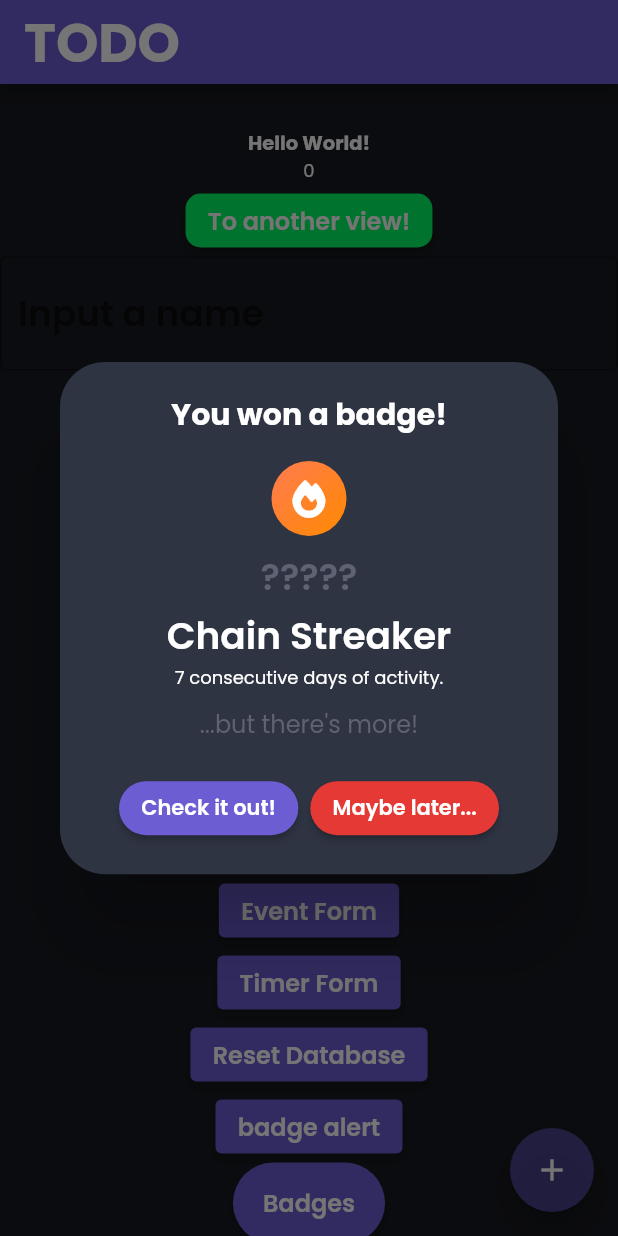
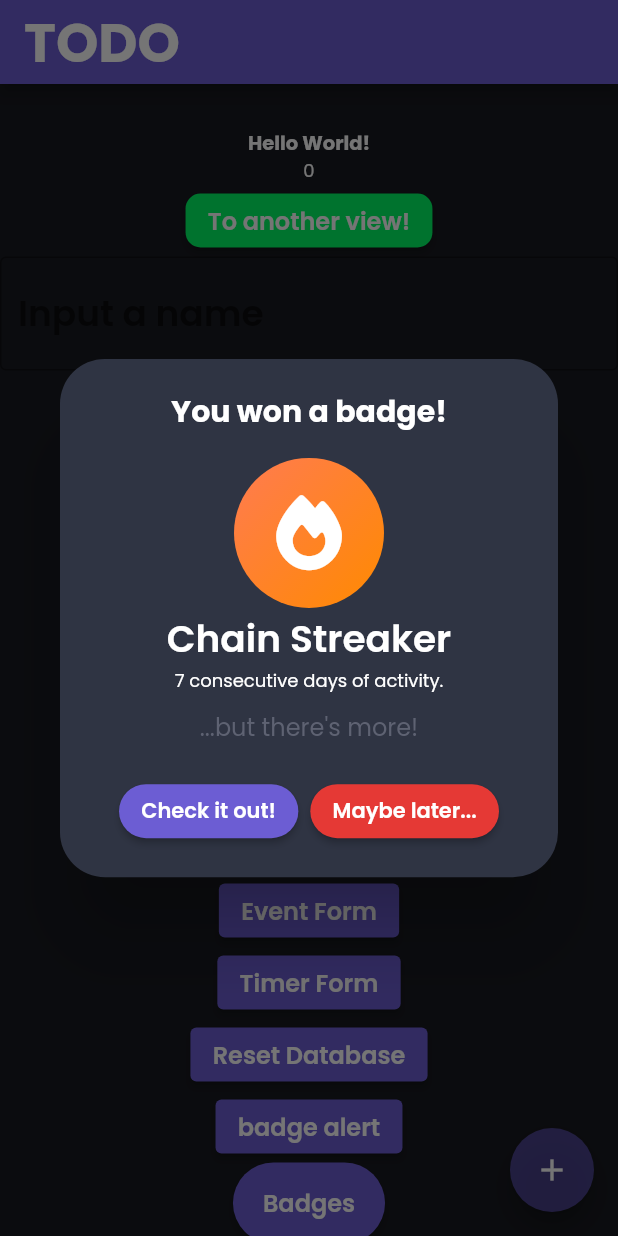
Before and after one commit to DreFlo/lgp-2223-sc1, a Flutter app: the HomePage screen opened directly, after a tap on "badge alert", on a phone screen of 412 x 824 dp. Run offline on Flutter 3.47's test engine with Material 2 defaults, Android fonts, the phone set to English and light mode, and no system bars; our stand-ins replace calendar_view, carousel_slider, floor, flutter_local_notifications, flutter_native_timezone, flutter_svg and 8 more; missing offline and left inert: books_finder, emojis, flutter_picker, notification_permissions, tmdb_api; accounts and stored records are empty; generated files the repository leaves out were written again.

Commit message:
Fix badge alert.

```diff
--- a/src/lib/widgets/gamification/badge_widget.dart
+++ b/src/lib/widgets/gamification/badge_widget.dart
@@ -1,5 +1,7 @@
 import 'package:flutter/material.dart';
 import 'package:icons_plus/icons_plus.dart';
+import 'package:src/pages/gamification/badge_alert.dart';
+import 'package:src/pages/gamification/badge_info_alert.dart';
 import 'package:src/themes/colors.dart';
 import 'package:flutter_gen/gen_l10n/app_localizations.dart';
 
@@ -8,8 +10,10 @@ class BadgeWidget extends StatefulWidget {
   final String description;
   final List<String> colors;
   final String icon;
+  final String fact;
   final bool isUnlocked;
   final bool showTitle;
+  final bool onBadgePage;
 
   const BadgeWidget(
       {Key? key,
@@ -17,6 +21,8 @@ class BadgeWidget extends StatefulWidget {
       required this.description,
       required this.colors,
       required this.icon,
+      required this.fact,
+      this.onBadgePage = false,
       this.isUnlocked = true,
       this.showTitle = false})
       : super(key: key);
@@ -53,10 +59,13 @@ class _BadgeWidgetState extends State<BadgeWidget>
 
   @override
   Widget build(BuildContext context) {
-    return Column(children: [
-      widget.isUnlocked ? Container(
-          height: 50,
-          width: 50,
+    return Wrap(
+      alignment: WrapAlignment.center,
+      children: [
+      widget.isUnlocked
+          ? Container(
+              height: (widget.onBadgePage ? 50 : 100),
+              width: (widget.onBadgePage ? 50 : 100),
               decoration: BoxDecoration(
                   gradient: LinearGradient(
                       colors: getColors(),
@@ -64,10 +73,10 @@ class _BadgeWidgetState extends State<BadgeWidget>
                       end: Alignment.bottomRight),
                   shape: BoxShape.circle,
                   color: Colors.white),
-          child: Icon(eval(widget.icon), size: 25, color: Colors.white)) :
-      Container(
-          height: 50,
-          width: 50,
+              child: Icon(eval(widget.icon), size: (widget.onBadgePage ? 25 : 50), color: Colors.white))
+          : Container(
+              height: (widget.onBadgePage ? 50 : 100),
+              width: (widget.onBadgePage ? 50 : 100),
               decoration: BoxDecoration(
                   gradient: LinearGradient(
                       colors: [Colors.blueGrey[700]!, Colors.blueGrey[900]!],
@@ -75,13 +84,30 @@ class _BadgeWidgetState extends State<BadgeWidget>
                       end: Alignment.bottomRight),
                   shape: BoxShape.circle,
                   color: Colors.white),
-          child: Opacity(opacity: 0.45,
-          child: ShaderMask(shaderCallback: (Rect bounds) => const LinearGradient(colors: [grayText, Colors.blueGrey]).createShader(bounds),
-          child: Icon(eval(widget.icon), size: 25, color: Colors.white)))),
+              child: Opacity(
+                  opacity: 0.45,
+                  child: ShaderMask(
+                      shaderCallback: (Rect bounds) => const LinearGradient(
+                              colors: [grayText, Colors.blueGrey])
+                          .createShader(bounds),
+                      child: Icon(eval(widget.icon),
+                          size: (widget.onBadgePage ? 25 : 50), color: Colors.white)))),
       const Divider(height: 10, color: Colors.transparent),
-      widget.showTitle && widget.isUnlocked
-          ? Row(children: [Expanded(child: Text(widget.title.split('\n')[0], textAlign: TextAlign.center, style: const TextStyle(fontWeight: FontWeight.w600, color: Colors.white)))])
-          : Row(children: [Expanded(child: Text(AppLocalizations.of(context).badge_to_unlock, textAlign: TextAlign.center, style: const TextStyle(fontWeight: FontWeight.w600, color: grayText)))]),
+      widget.showTitle
+          ? Row(children: [
+            Expanded(child:
+              Text(widget.title.split('\n')[0],
+                      textAlign: TextAlign.center,
+                      style: const TextStyle(
+                          fontWeight: FontWeight.w600, color: Colors.white)))
+            ])
+          : (widget.onBadgePage ?
+            Row(children: [
+              Text(AppLocalizations.of(context).badge_to_unlock,
+                      textAlign: TextAlign.center,
+                      style: const TextStyle(
+                          fontWeight: FontWeight.w600, color: grayText))
+            ]) : const SizedBox()),
     ]);
   }
 }
```
Lines whose indentation alone changed are shown as unchanged.
